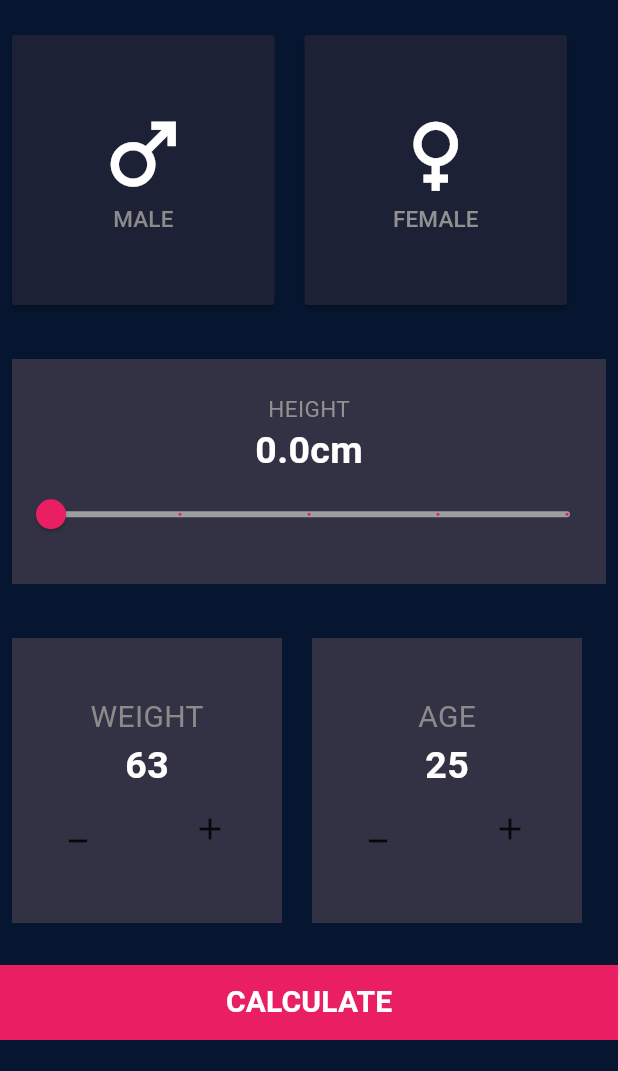
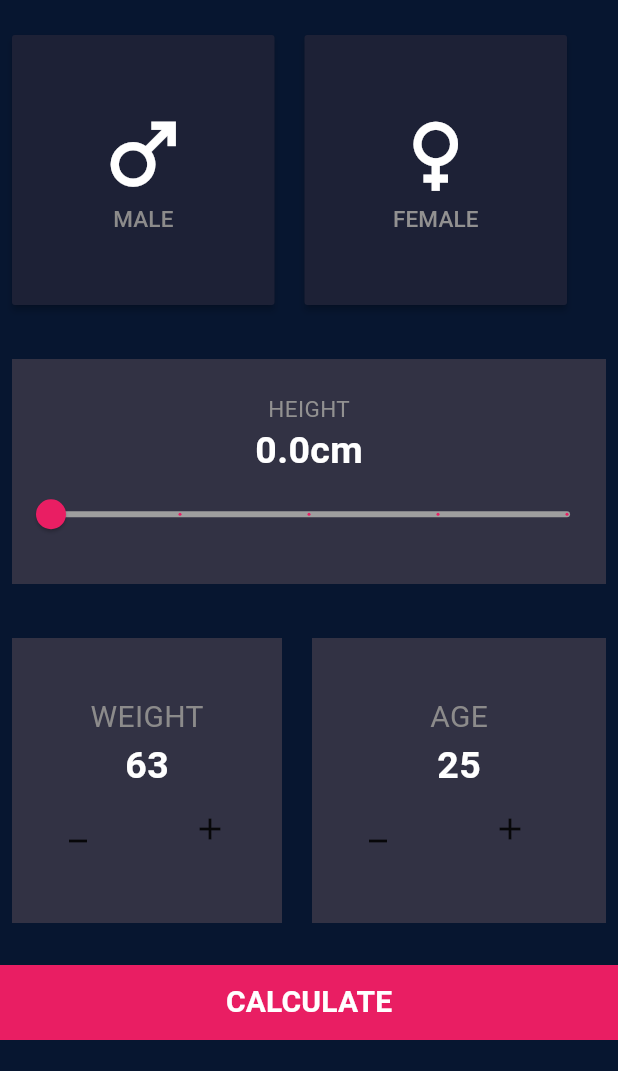
Before and after one commit to FarahOsama511/BmiCalculator, a Flutter app: the screen it shows after launch, on a phone screen of 412 x 824 dp, the part 61-1132 px from its top. Run offline on Flutter 3.47's test engine with Material 3 defaults, Android fonts, the phone set to English and light mode, and no system bars.

Commit message:
Update page1.dart

```diff
--- a/lib/pages/page1.dart
+++ b/lib/pages/page1.dart
@@ -1,5 +1,3 @@
-import 'dart:ffi';
-
 import 'package:bmi/main.dart';
 import 'package:bmi/pages/page2.dart';
 import 'package:flutter/material.dart';
@@ -209,8 +207,9 @@ class Page extends State<Page1> {
                   SizedBox(
                     width: 20,
                   ),
-                  Container(
-                    width: 180,
+                  Expanded(
+                      child: Container(
+                    width: 170,
                     height: 190,
                     color: Color.fromARGB(255, 50, 50, 68),
                     child: Column(
@@ -254,7 +253,7 @@ class Page extends State<Page1> {
                         )
                       ],
                     ),
-                  ),
+                  )),
                 ],
               ),
             ),
```
